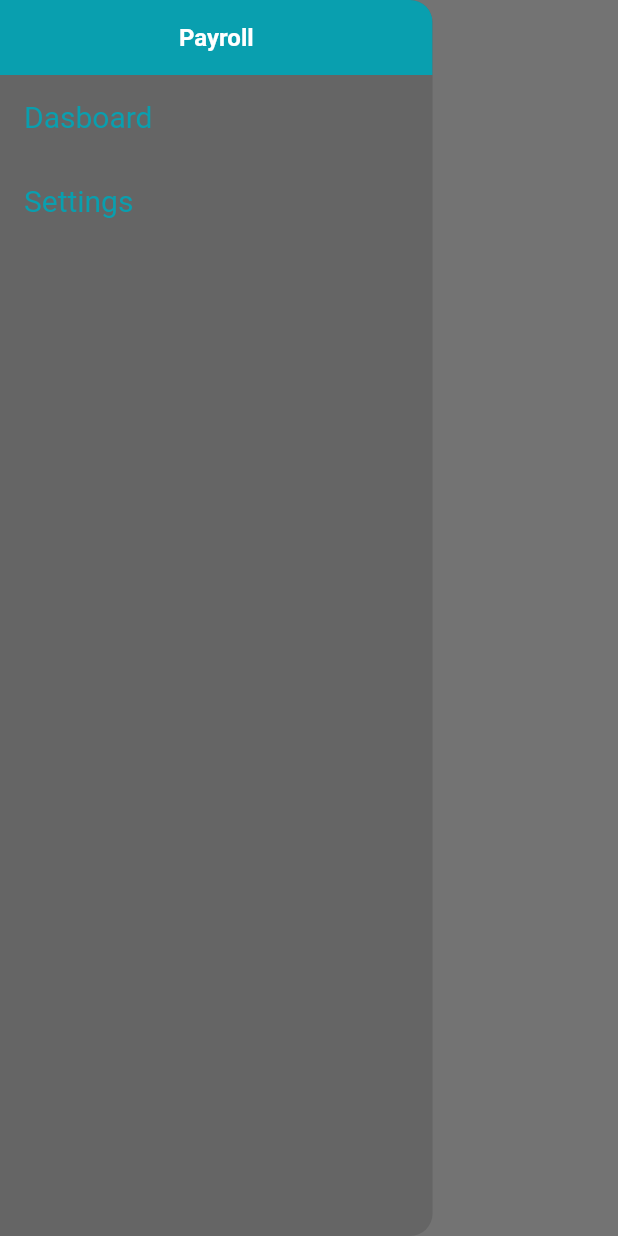
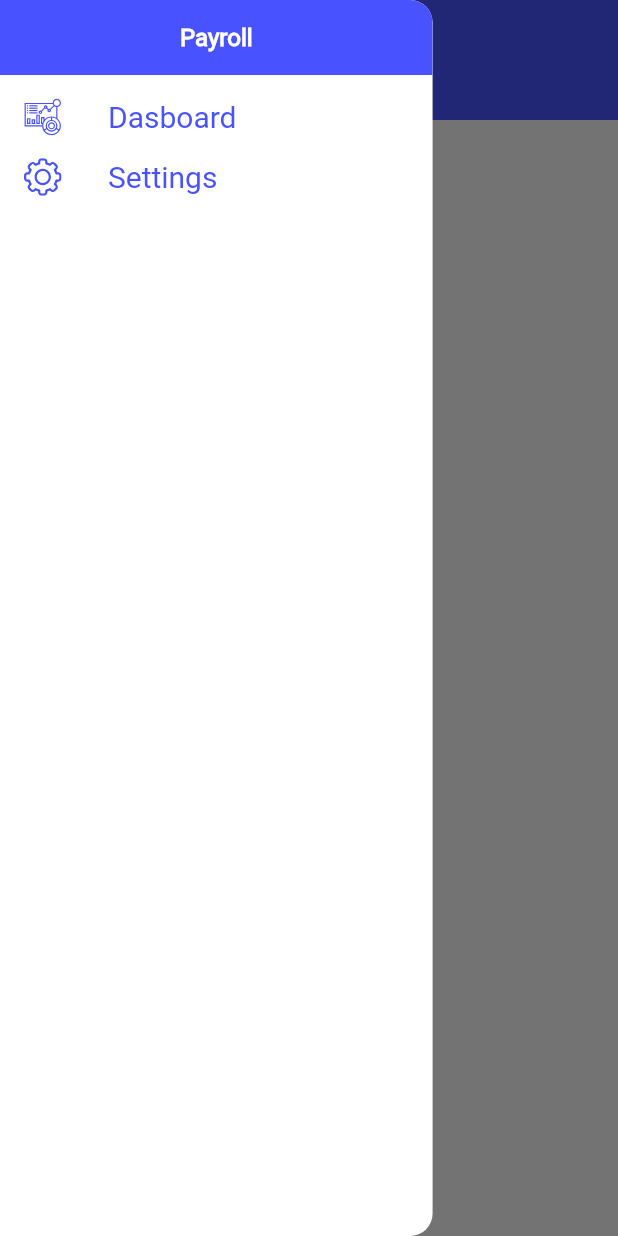
Before and after one commit to bala-619/payroll, a Flutter app: the Masterpage screen opened directly, with the side drawer open, on a phone screen of 412 x 824 dp. Run offline on Flutter 3.47's test engine with Material 2 defaults, Android fonts, the phone set to English and light mode, and no system bars; our stand-ins replace flutter_svg.

Commit message:
setting,dashboad,icons

```diff
--- a/lib/pages/mainpage/dashboard.dart
+++ b/lib/pages/mainpage/dashboard.dart
@@ -13,25 +13,34 @@ class Dashboard extends StatefulWidget {
 
 class _DashboardState extends State<Dashboard> {
   GlobalKey <ScaffoldState> scaffoldkey=new GlobalKey<ScaffoldState>();
-  @override
+  @override late  double width,height,width2;
   Widget build(BuildContext context) {
+    width=MediaQuery.of(context).size.width;
+    height=MediaQuery.of(context).size.height;
+    width2=width-16;
     return Container(
       child: Column(
         mainAxisAlignment: MainAxisAlignment.start,
         children: [
-          Align(
-            alignment: Alignment.topLeft,
-            child: GestureDetector(
-                onTap: (){
-                  widget.voidCallback();
-                  //scaffoldkey.currentState.openDrawer();
-                },
-                child: NavBarIcon()
+          Container(
+            width: width,
+            height: 80,
+            color: Color(0xff4852FF),
+            child: Row(
+              children: [
+                GestureDetector(
+                    onTap: (){
+                      widget.voidCallback();
+                      //scaffoldkey.currentState.openDrawer();
+                    },
+                    child: NavBarIcon()
+                ),
+                Container(
+                  child: Text('Dashboard',style: TextStyle(color: Color(0xffffffff),fontSize: 18,fontWeight: FontWeight.bold,fontFamily: 'RR'),),
+                )
+              ],
             ),
           ),
-
-
-
         ],
       ),
     );
--- a/lib/pages/mainpage/masterpage.dart
+++ b/lib/pages/mainpage/masterpage.dart
@@ -1,4 +1,5 @@
 import 'package:flutter/material.dart';
+import 'package:flutter_svg/flutter_svg.dart';
 import 'package:payroll/pages/mainpage/settings.dart';
 
 import 'dashboard.dart';
@@ -26,7 +27,7 @@ class _MasterpageState extends State<Masterpage> {
         width: width*0.7,
         clipBehavior: Clip.antiAlias,
         decoration: BoxDecoration(
-        color: Colors.black12,
+        color: Colors.white,
         borderRadius: BorderRadius.only(topRight: Radius.circular(15),bottomRight: Radius.circular(15))
         ),
 
@@ -35,28 +36,28 @@ class _MasterpageState extends State<Masterpage> {
             children: [
               Container(
                 height: 50,
-                color: Color(0xff099FAF),
+                color: Color(0xff4852FF),
                 child: Row(
                   mainAxisAlignment: MainAxisAlignment.spaceAround,
                   crossAxisAlignment: CrossAxisAlignment.center,
                   children: [
                     // Container(child: Image.asset("assets/images/logo-white.png", width:40)),
                     Container(
-                      child: Text('Payroll',style: TextStyle(color: Color(0xffffffff),fontSize: 16,fontWeight: FontWeight.bold),),
+                      child: Text('Payroll',style: TextStyle(color: Color(0xffffffff),fontSize: 16,fontWeight: FontWeight.bold,fontFamily: 'RR'),),
                     )
                   ],
                 ),
               ),
               Container(
-                // height: 40,
+                 height: 40,
                 alignment: Alignment.centerLeft,
                 decoration: BoxDecoration(
                   // color: Colors.red
                   //  border: Border(bottom: BorderSide())
                 ),
                 child: ListTile(
-                  // leading:Image.asset("assets/",width: 30),
-                  title: Text('Dasboard', style: TextStyle(fontSize: 20,color:Color(0xff099FAF), fontFamily:'RR'), ),
+                  leading:SvgPicture.asset("assets/side-icon/dashboard.svg",width: 25,color:Color(0xff4852FF),),
+                  title: Text('Dasboard', style: TextStyle(fontSize: 20,color:Color(0xff4852FF), fontFamily:'RR'), ),
                   onTap: (){
                     setState(() {
                       menuSel=1;
@@ -67,15 +68,15 @@ class _MasterpageState extends State<Masterpage> {
                 ),
               ),
               Container(
-                // height: 40,
+                 height: 40,
                 alignment: Alignment.centerLeft,
                 decoration: BoxDecoration(
                   // color: Colors.red
                   //  border: Border(bottom: BorderSide())
                 ),
                 child: ListTile(
-                  // leading:Image.asset("assets/",width: 30),
-                  title: Text('Settings', style: TextStyle(fontSize: 20,color:Color(0xff099FAF), fontFamily:'RR'), ),
+                  leading:SvgPicture.asset("assets/side-icon/settings.svg",width: 25,color:Color(0xff4852FF),),
+                  title: Text('Settings', style: TextStyle(fontSize: 20,color:Color(0xff4852FF), fontFamily:'RR'), ),
                   onTap: (){
                     setState(() {
                       menuSel=2;
--- a/lib/widgets/navigationBarIcon.dart
+++ b/lib/widgets/navigationBarIcon.dart
@@ -20,7 +20,7 @@ class NavBarIcon extends StatelessWidget {
             decoration: BoxDecoration(
                 borderRadius: BorderRadius.circular(50),
               //  color: AppTheme.bgColor
-                color: Colors.black26
+                color: Colors.white
             ),
           ),
           SizedBox(height: 2,),
@@ -29,7 +29,7 @@ class NavBarIcon extends StatelessWidget {
             width: 17,
             decoration: BoxDecoration(
                 borderRadius: BorderRadius.circular(50),
-                color: Colors.black26
+                color: Colors.white
             ),
           ),
           SizedBox(height: 2,),
@@ -38,7 +38,7 @@ class NavBarIcon extends StatelessWidget {
             width: 25,
             decoration: BoxDecoration(
                 borderRadius: BorderRadius.circular(50),
-                color: Colors.black26
+                color: Colors.white
             ),
           ),
         /*  SizedBox(height: 2,),
--- a/pubspec.yaml
+++ b/pubspec.yaml
@@ -50,6 +50,7 @@ flutter:
   # To add assets to your application, add an assets section, like this:
   assets:
     - assets/login/
+    - assets/side-icon/
 
 
   # An image asset can refer to one or more resolution-specific "variants", see
```
Also changed, not shown: lib/pages/mainpage/settings.dart (+22 -5 lines), assets/side-icon/dashboard.svg (added), assets/side-icon/settings.svg (added).
